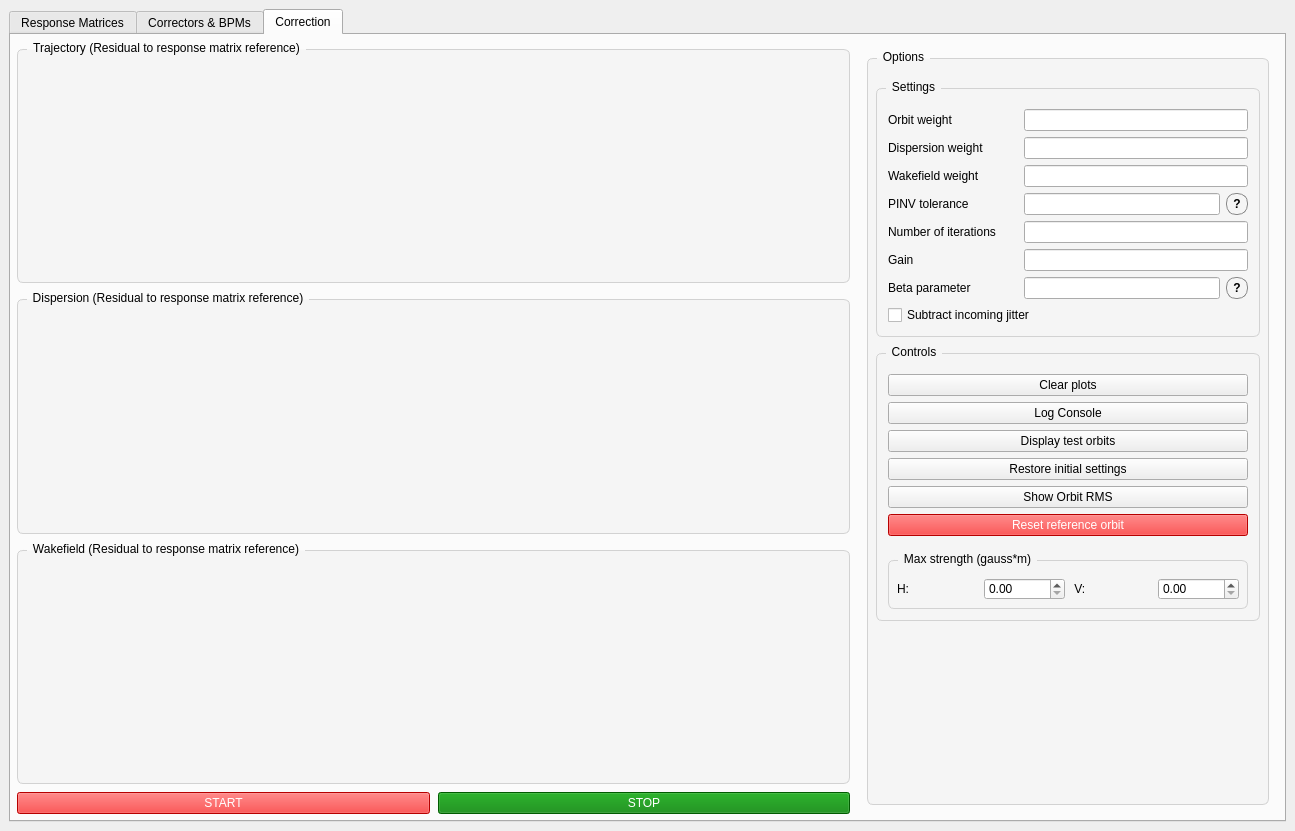
Before: the Qt Designer form UI files/BBA_GUI.ui in wiktoria-malek/flight-simulator, drawn with Qt 5.
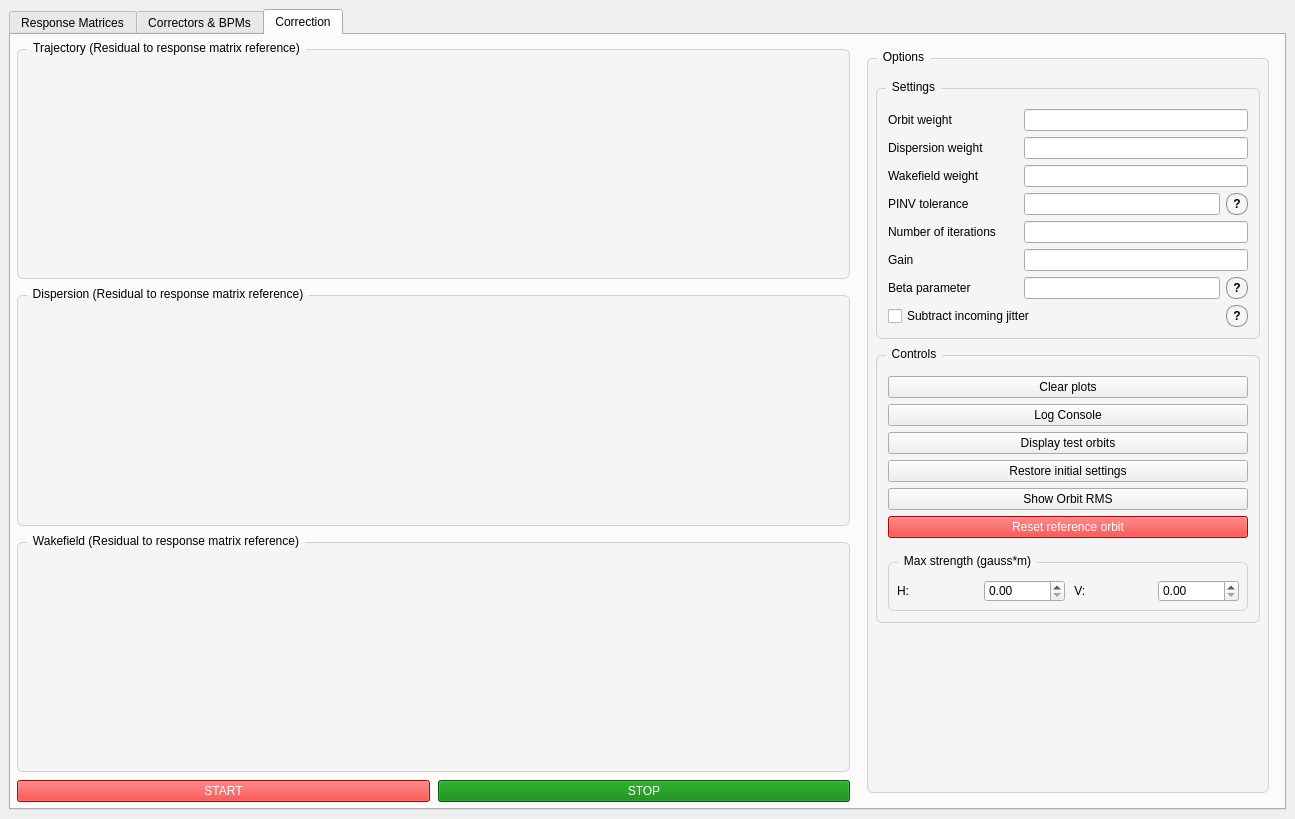
After: the same form once the commit is applied. The open tabs and pages were chosen to show the change.

Commit message: Fix jitter subtraction.

```diff
--- a/UI files/BBA_GUI.ui
+++ b/UI files/BBA_GUI.ui
@@ -7,7 +7,7 @@
     <x>0</x>
     <y>0</y>
     <width>1295</width>
-    <height>831</height>
+    <height>819</height>
    </rect>
   </property>
   <property name="windowTitle">
@@ -1122,6 +1122,8 @@
                     </layout>
                    </item>
                    <item>
+                    <layout class="QHBoxLayout" name="jitter_subtraction_layout">
+                     <item>
                     <widget class="QCheckBox" name="subtract_jitter_checkbox">
                      <property name="toolTip">
                       <string>&lt;html&gt;&lt;head/&gt;&lt;body&gt;&lt;p&gt;Use upstream BPMs to estimate shot-to-shot incoming beam jitter and subtract it from downstream BPM readings. Useful for real-machine response measurements; disabled by default.&lt;/p&gt;&lt;/body&gt;&lt;/html&gt;</string>
@@ -1133,6 +1135,51 @@
                       <bool>false</bool>
                      </property>
                     </widget>
+                     </item>
+                     <item>
+                      <widget class="QToolButton" name="jitter_subtraction_tooltip">
+                       <property name="minimumSize">
+                        <size>
+                         <width>22</width>
+                         <height>22</height>
+                        </size>
+                       </property>
+                       <property name="maximumSize">
+                        <size>
+                         <width>22</width>
+                         <height>22</height>
+                        </size>
+                       </property>
+                       <property name="focusPolicy">
+                        <enum>Qt::NoFocus</enum>
+                       </property>
+                       <property name="toolTip">
+                        <string>&lt;html&gt;&lt;head/&gt;&lt;body&gt;&lt;p&gt;Subtracts correlated incoming beam jitter using upstream BPMs as references.&lt;/p&gt;&lt;p&gt;&lt;span style=&quot; font-weight:600;&quot;&gt;Recommended:&lt;/span&gt; quadrupole mover correction, where the optics/energy stay fixed.&lt;/p&gt;&lt;p&gt;&lt;span style=&quot; font-weight:600;&quot;&gt;For correctors mode &lt;/span&gt;(kicker correction with DFS/WFS): In off-energy or reduced-charge measurements, real physical orbit changes may be mistaken for jitter and over-subtracted.&lt;/p&gt;&lt;/body&gt;&lt;/html&gt;</string>
+                       </property>
+                       <property name="styleSheet">
+                        <string notr="true">QToolButton#jitter_subtraction_tooltip {
+    border: 1px solid #888;
+    border-radius: 10px;
+    min-width: 20px;
+    max-width: 20px;
+    min-height: 20px;
+    max-height: 20px;
+    padding: 0px;
+    font-weight: bold;
+}
+QToolButton#jitter_subtraction_tooltip:hover {
+    background-color: #e6e6e6;
+}</string>
+                       </property>
+                       <property name="text">
+                        <string>?</string>
+                       </property>
+                       <property name="autoRaise">
+                        <bool>true</bool>
+                       </property>
+                      </widget>
+                     </item>
+                    </layout>
                    </item>
                   </layout>
                  </widget>
```
Left out of the diff: 2 changed lines with no effect on the pictures. Lines whose indentation alone changed are shown as unchanged. The commit also changes 5 other files.
